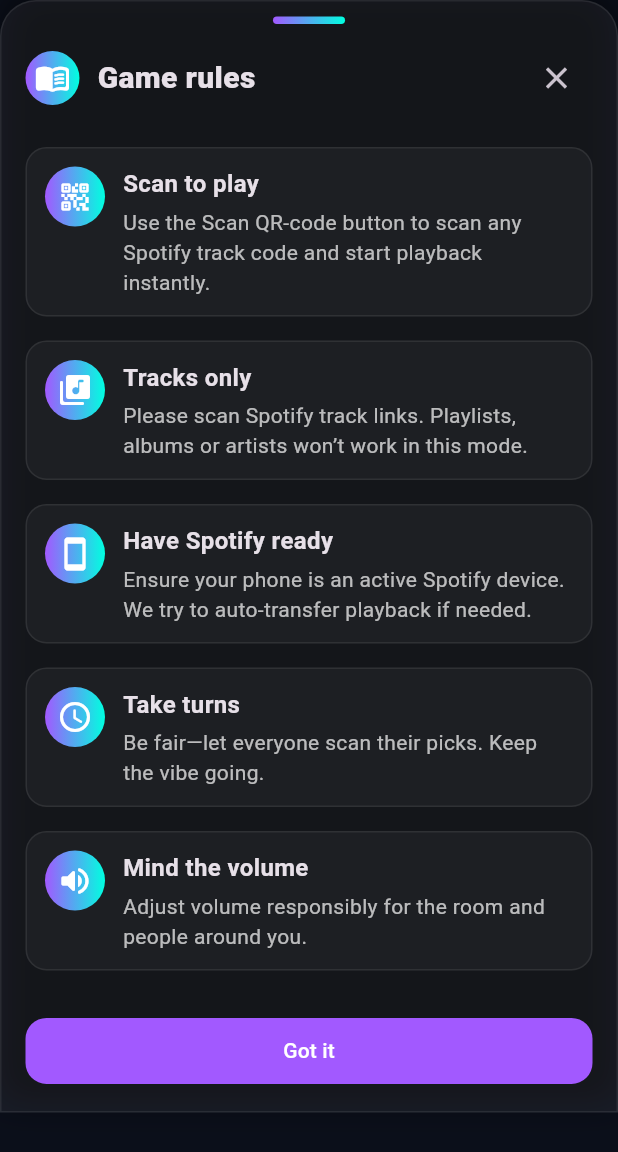
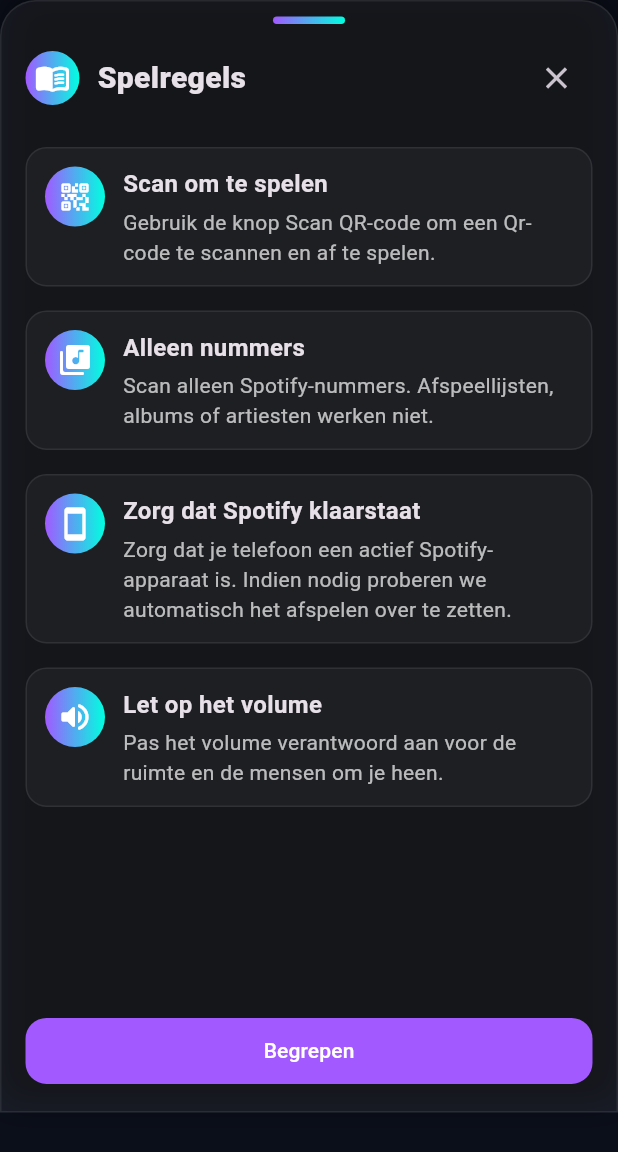
Before and after one commit to stefanreimert/thomster, a Flutter app: the GameRulesSheet widget shown alone on an empty page, opened directly, on a phone screen of 412 x 824 dp. Shown: the top 1152 px of the screen. Run offline on Flutter 3.47's test engine with Material 3 defaults, Android fonts, the phone set to English and light mode, and no system bars; our stand-ins replace shared_preferences; missing offline and left inert: dart:js, dart:js_util, flutter_web_auth_2, mobile_scanner; accounts and stored records are empty.

Commit message:
Localize app strings to Dutch: update all user-facing text across UI components for improved accessibility and user experience.

```diff
--- a/lib/main.dart
+++ b/lib/main.dart
@@ -145,7 +145,7 @@
         return;
       }
       ScaffoldMessenger.of(context).showSnackBar(
-        const SnackBar(content: Text('Authentication failed. Please try again.')),
+        const SnackBar(content: Text('Authenticatie mislukt. Probeer het opnieuw.')),
       );
     } finally {
       if (mounted) {
@@ -177,7 +177,7 @@
                 ),
                 SizedBox(height: 8),
                 Text(
-                  'Scan a Spotify track and play instantly',
+                  'Scan een Spotify-nummer en speel direct af',
                   textAlign: TextAlign.center,
                   style: TextStyle(color: Colors.white70),
                 ),
@@ -204,10 +204,10 @@
                           child: CircularProgressIndicator(strokeWidth: 2),
                         ),
                         SizedBox(width: 12),
-                        Text('Connecting...'),
+                        Text('Verbinden...'),
                       ],
                     )
-                  : const Text('Connect to spotify'),
+                  : const Text('Verbind met Spotify'),
             ),
           ),
         ),
@@ -271,7 +271,7 @@
         automaticallyImplyLeading: false,
         actions: [
           IconButton(
-            tooltip: 'Logout',
+            tooltip: 'Uitloggen',
             icon: const Icon(Icons.logout),
             onPressed: () async {
               await auth.logout();
@@ -290,14 +290,8 @@
                 mainAxisSize: MainAxisSize.min,
                 children: [
                   const Text(
-                    'Scan a Spotify track',
+                    'Scan en speel!',
                     style: TextStyle(fontSize: 26, fontWeight: FontWeight.w700),
-                  ),
-                  const SizedBox(height: 8),
-                  const Text(
-                    'Point your camera at a Spotify track QR to start playback',
-                    textAlign: TextAlign.center,
-                    style: TextStyle(color: Colors.white70),
                   ),
                   const SizedBox(height: 24),
                   SizedBox(
@@ -313,7 +307,7 @@
                               if (SpotifyUtils.isShortSpotifyHost(uri.host)) {
                                 final resolved = await SpotifyUtils.resolveFinalUrl(uri);
                                 if (resolved == null) {
-                                  return QrValidation.error("Couldn't resolve the Spotify link. Please try again.");
+                                  return QrValidation.error('Kon de Spotify-link niet openen. Probeer het opnieuw.');
                                 } else {
                                   toProcess = resolved.toString();
                                 }
@@ -323,9 +317,9 @@
                             final trackId = SpotifyUtils.extractSpotifyTrackId(toProcess);
                             if (trackId == null) {
                               if (uri != null && SpotifyUtils.isSpotifyHost(uri.host)) {
-                                return QrValidation.error('This Spotify link is not a track. Please scan a track link.');
+                                return QrValidation.error('Deze Spotify-link is geen nummer. Scan een nummerlink.');
                               } else {
-                                return QrValidation.error('Not a Spotify track QR. Please scan a Spotify track link.');
+                                return QrValidation.error('Geen Spotify-track QR. Scan een Spotify-tracklink.');
                               }
                             }
 
@@ -364,7 +358,7 @@
                         );
                       },
                       icon: const Icon(Icons.menu_book_outlined),
-                      label: const Text('Game rules'),
+                      label: const Text('Spelregels'),
                     ),
                   ),
                 ],
--- a/lib/playback_page.dart
+++ b/lib/playback_page.dart
@@ -100,7 +100,7 @@
   Future<bool> _withAuthRetry(Future<http.Response> Function(String token) call) async {
     final token1 = await _ensureAccessToken();
     if (token1 == null) {
-      setState(() => _lastError = 'Missing access token. Please login again.');
+      setState(() => _lastError = 'Toegangstoken ontbreekt. Log opnieuw in.');
       return false;
     }
     var resp = await call(token1);
@@ -144,7 +144,7 @@
       if (mounted) {
         setState(() {
           _isLoading = false;
-          _lastError = 'Missing access token. Please login again.';
+          _lastError = 'Toegangstoken ontbreekt. Log opnieuw in.';
         });
       }
       return;
@@ -385,7 +385,7 @@
           if (SpotifyUtils.isShortSpotifyHost(uri.host)) {
             final resolved = await SpotifyUtils.resolveFinalUrl(uri);
             if (resolved == null) {
-              return QrValidation.error("Couldn't resolve the Spotify link. Please try again.");
+              return QrValidation.error('Kon de Spotify-link niet openen. Probeer het opnieuw.');
             } else {
               toProcess = resolved.toString();
             }
@@ -395,9 +395,9 @@
         final trackId = SpotifyUtils.extractSpotifyTrackId(toProcess);
         if (trackId == null) {
           if (uri != null && SpotifyUtils.isSpotifyHost(uri.host)) {
-            return QrValidation.error('This Spotify link is not a track. Please scan a track link.');
+            return QrValidation.error('Deze Spotify-link is geen nummer. Scan een nummerlink.');
           } else {
-            return QrValidation.error('Not a Spotify track QR. Please scan a Spotify track link.');
+            return QrValidation.error('Geen Spotify-track QR. Scan een Spotify-tracklink.');
           }
         }
 
@@ -610,7 +610,7 @@
                               OutlinedButton.icon(
                                 onPressed: _isLoading ? null : _scanAgain,
                                 icon: const Icon(Icons.qr_code_scanner),
-                                label: const Text('Scan again'),
+                                label: const Text('Opnieuw scannen'),
                               ),
 
                               const SizedBox(height: 16),
--- a/lib/widgets/game_rules_sheet.dart
+++ b/lib/widgets/game_rules_sheet.dart
@@ -58,12 +58,12 @@
                     const SizedBox(width: 12),
                     const Expanded(
                       child: Text(
-                        'Game rules',
+                        'Spelregels',
                         style: TextStyle(fontSize: 20, fontWeight: FontWeight.w800),
                       ),
                     ),
                     IconButton(
-                      tooltip: 'Close',
+                      tooltip: 'Sluiten',
                       onPressed: () => Navigator.of(context).pop(),
                       icon: const Icon(Icons.close),
                     ),
@@ -78,28 +78,23 @@
                     children: const [
                       _RuleItem(
                         icon: Icons.qr_code_2_rounded,
-                        title: 'Scan to play',
-                        subtitle: 'Use the Scan QR-code button to scan any Spotify track code and start playback instantly.',
+                        title: 'Scan om te spelen',
+                        subtitle: 'Gebruik de knop Scan QR-code om een Qr-code te scannen en af te spelen.',
                       ),
                       _RuleItem(
                         icon: Icons.library_music_rounded,
-                        title: 'Tracks only',
-                        subtitle: 'Please scan Spotify track links. Playlists, albums or artists won’t work in this mode.',
+                        title: 'Alleen nummers',
+                        subtitle: 'Scan alleen Spotify-nummers. Afspeellijsten, albums of artiesten werken niet.',
                       ),
                       _RuleItem(
                         icon: Icons.smartphone_rounded,
-                        title: 'Have Spotify ready',
-                        subtitle: 'Ensure your phone is an active Spotify device. We try to auto-transfer playback if needed.',
-                      ),
-                      _RuleItem(
-                        icon: Icons.schedule_rounded,
-                        title: 'Take turns',
-                        subtitle: 'Be fair—let everyone scan their picks. Keep the vibe going.',
+                        title: 'Zorg dat Spotify klaarstaat',
+                        subtitle: 'Zorg dat je telefoon een actief Spotify-apparaat is. Indien nodig proberen we automatisch het afspelen over te zetten.',
                       ),
                       _RuleItem(
                         icon: Icons.volume_up_rounded,
-                        title: 'Mind the volume',
-                        subtitle: 'Adjust volume responsibly for the room and people around you.',
+                        title: 'Let op het volume',
+                        subtitle: 'Pas het volume verantwoord aan voor de ruimte en de mensen om je heen.',
                       ),
                     ],
                   ),
@@ -113,7 +108,7 @@
                     backgroundColor: WidgetStatePropertyAll(cs.primary),
                     foregroundColor: const WidgetStatePropertyAll(Colors.white),
                   ),
-                  child: const Text('Got it'),
+                  child: const Text('Begrepen'),
                 ),
               ),
             ],
```
Also changed, not shown: lib/widgets/qr_scanner_modal.dart (+7 -7 lines).
